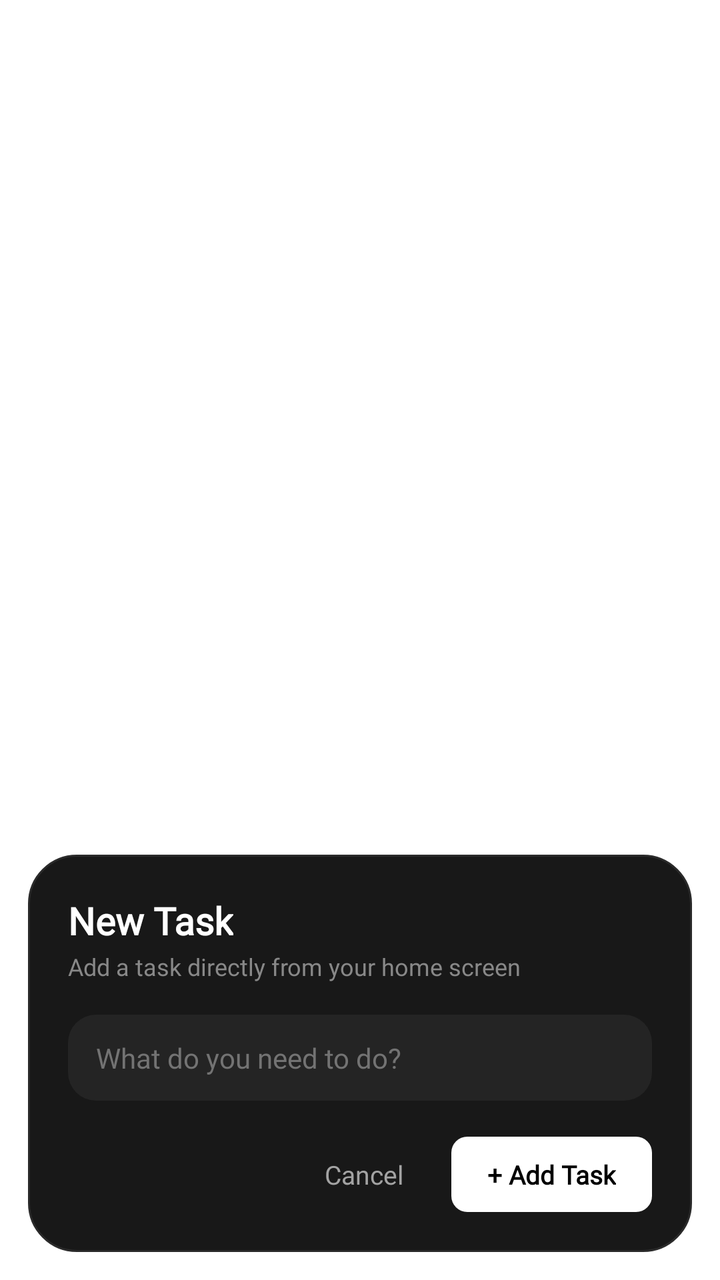
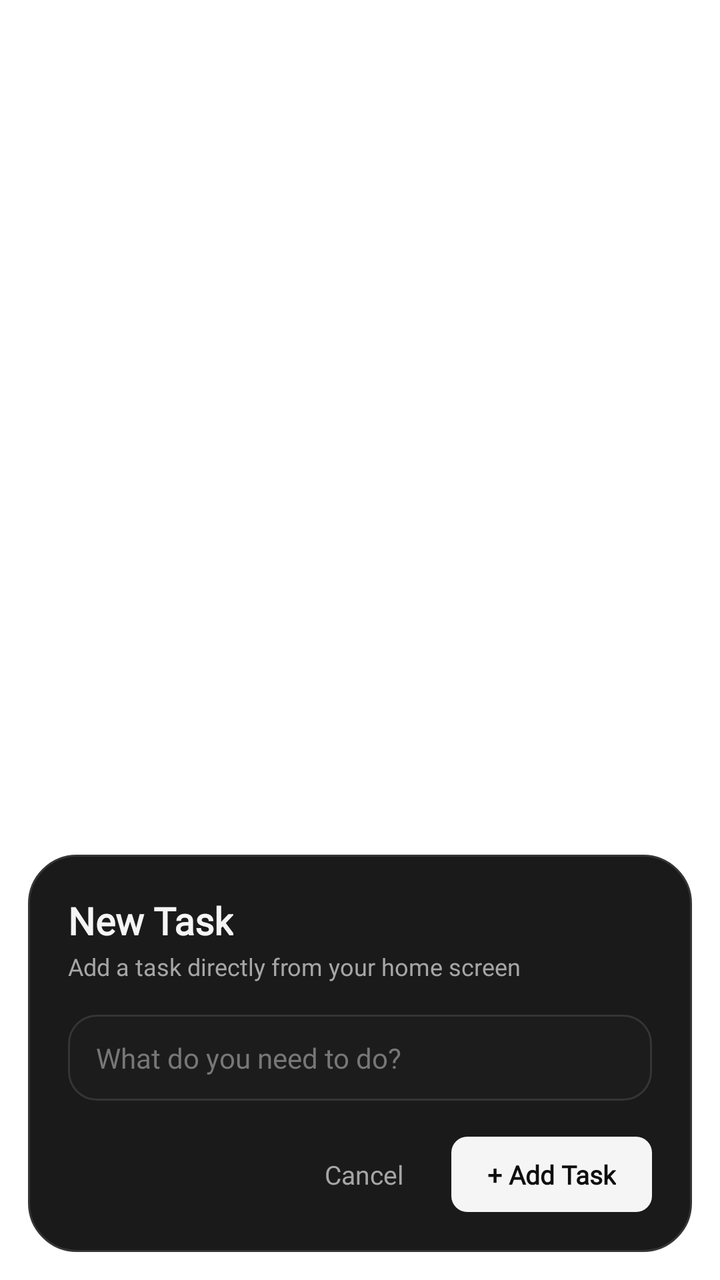

Two renders of the same Android screen: before a commit and after it. Below are the layout's source before the change and the commit's diff.
<!-- AndroidManifest.xml: activity theme Theme.QuickAddDialog -->
<!-- res/layout/activity_quick_add.xml -->
<?xml version="1.0" encoding="utf-8"?>
<FrameLayout xmlns:android="http://schemas.android.com/apk/res/android"
    android:id="@+id/quick_add_root"
    android:layout_width="match_parent"
    android:layout_height="match_parent"
    android:fitsSystemWindows="true">

    <LinearLayout
        android:id="@+id/quick_add_card"
        android:layout_width="match_parent"
        android:layout_height="wrap_content"
        android:layout_gravity="bottom"
        android:layout_marginStart="14dp"
        android:layout_marginEnd="14dp"
        android:layout_marginBottom="14dp"
        android:background="@drawable/quick_add_card_bg"
        android:clickable="true"
        android:focusable="true"
        android:orientation="vertical"
        android:padding="20dp">

        <TextView
            android:id="@+id/quick_add_title"
            android:layout_width="wrap_content"
            android:layout_height="wrap_content"
            android:fontFamily="@font/sniglet"
            android:text="New Task"
            android:textColor="#FFFFFF"
            android:textSize="19sp"
            android:textStyle="bold" />

        <TextView
            android:id="@+id/quick_add_subtitle"
            android:layout_width="wrap_content"
            android:layout_height="wrap_content"
            android:layout_marginTop="2dp"
            android:fontFamily="@font/sniglet"
            android:text="Add a task directly from your home screen"
            android:textColor="#888888"
            android:textSize="12sp" />

        <EditText
            android:id="@+id/quick_add_input"
            android:layout_width="match_parent"
            android:layout_height="wrap_content"
            android:layout_marginTop="16dp"
            android:background="@drawable/quick_add_input_bg"
            android:fontFamily="@font/sniglet"
            android:hint="What do you need to do?"
            android:textColorHint="#737373"
            android:imeOptions="actionDone"
            android:inputType="textCapSentences"
            android:maxLines="3"
            android:paddingStart="14dp"
            android:paddingTop="12dp"
            android:paddingEnd="14dp"
            android:paddingBottom="12dp"
            android:textColor="#FFFFFF"
            android:textCursorDrawable="@null"
            android:textSize="14sp" />

        <LinearLayout
            android:layout_width="match_parent"
            android:layout_height="wrap_content"
            android:layout_marginTop="18dp"
            android:gravity="end|center_vertical"
            android:orientation="horizontal">

            <TextView
                android:id="@+id/quick_add_btn_cancel"
                android:layout_width="wrap_content"
                android:layout_height="wrap_content"
                android:fontFamily="@font/sniglet"
                android:paddingStart="16dp"
                android:paddingTop="10dp"
                android:paddingEnd="16dp"
                android:paddingBottom="10dp"
                android:text="Cancel"
                android:textColor="#A3A3A3"
                android:textSize="13sp" />

            <TextView
                android:id="@+id/quick_add_btn_submit"
                android:layout_width="wrap_content"
                android:layout_height="wrap_content"
                android:layout_marginStart="8dp"
                android:background="@drawable/widget_button_bg"
                android:fontFamily="@font/sniglet"
                android:paddingStart="18dp"
                android:paddingTop="10dp"
                android:paddingEnd="18dp"
                android:paddingBottom="10dp"
                android:text="+ Add Task"
                android:textColor="#000000"
                android:textSize="13sp"
                android:textStyle="bold" />
        </LinearLayout>

    </LinearLayout>

</FrameLayout>
<!-- resources referenced by this layout -->
<resources>
  <!-- drawable quick_add_card_bg (drawable) -->
  <?xml version="1.0" encoding="utf-8"?>
  <shape xmlns:android="http://schemas.android.com/apk/res/android">
      <solid android:color="#181818" />
      <corners android:radius="24dp" />
      <stroke android:width="1dp" android:color="#2A2A2A" />
  </shape>
  <!-- drawable quick_add_input_bg (drawable) -->
  <?xml version="1.0" encoding="utf-8"?>
  <shape xmlns:android="http://schemas.android.com/apk/res/android">
      <solid android:color="#242424" />
      <corners android:radius="14dp" />
  </shape>
  <!-- drawable widget_button_bg (drawable) -->
  <?xml version="1.0" encoding="utf-8"?>
  <shape xmlns:android="http://schemas.android.com/apk/res/android">
      <solid android:color="#FFFFFF" />
      <corners android:radius="8dp" />
  </shape>
  <style name="Theme.QuickAddDialog" parent="@android:style/Theme.DeviceDefault.NoActionBar">
          <item name="android:windowBackground">@android:color/transparent</item>
          <item name="android:windowNoTitle">true</item>
          <item name="android:windowIsFloating">false</item>
          <item name="android:windowIsTranslucent">true</item>
          <item name="android:backgroundDimEnabled">true</item>
          <item name="android:backgroundDimAmount">0.55</item>
      </style>
</resources>

<!-- the commit's change to res/layout/activity_quick_add.xml (unified diff, before → after) -->
@@ -25,7 +25,7 @@
             android:layout_height="wrap_content"
             android:fontFamily="@font/sniglet"
             android:text="New Task"
-            android:textColor="#FFFFFF"
+            android:textColor="#F5F5F5"
             android:textSize="19sp"
             android:textStyle="bold" />
 
@@ -36,7 +36,7 @@
             android:layout_marginTop="2dp"
             android:fontFamily="@font/sniglet"
             android:text="Add a task directly from your home screen"
-            android:textColor="#888888"
+            android:textColor="#A6A6A6"
             android:textSize="12sp" />
 
         <EditText
@@ -47,7 +47,7 @@
             android:background="@drawable/quick_add_input_bg"
             android:fontFamily="@font/sniglet"
             android:hint="What do you need to do?"
-            android:textColorHint="#737373"
+            android:textColorHint="#777777"
             android:imeOptions="actionDone"
             android:inputType="textCapSentences"
             android:maxLines="3"
@@ -55,7 +55,7 @@
             android:paddingTop="12dp"
             android:paddingEnd="14dp"
             android:paddingBottom="12dp"
-            android:textColor="#FFFFFF"
+            android:textColor="#F5F5F5"
             android:textCursorDrawable="@null"
             android:textSize="14sp" />
 
@@ -76,7 +76,7 @@
                 android:paddingEnd="16dp"
                 android:paddingBottom="10dp"
                 android:text="Cancel"
-                android:textColor="#A3A3A3"
+                android:textColor="#A6A6A6"
                 android:textSize="13sp" />
 
             <TextView
@@ -91,7 +91,7 @@
                 android:paddingEnd="18dp"
                 android:paddingBottom="10dp"
                 android:text="+ Add Task"
-                android:textColor="#000000"
+                android:textColor="#0E0E0E"
                 android:textSize="13sp"
                 android:textStyle="bold" />
         </LinearLayout>
<!-- resource entries referenced after the edit -->
@@ -3,20 +3,21 @@
   <!-- drawable quick_add_card_bg (drawable) -->
   <?xml version="1.0" encoding="utf-8"?>
   <shape xmlns:android="http://schemas.android.com/apk/res/android">
-      <solid android:color="#181818" />
+      <solid android:color="#1A1A1A" />
       <corners android:radius="24dp" />
-      <stroke android:width="1dp" android:color="#2A2A2A" />
+      <stroke android:width="1dp" android:color="#353535" />
   </shape>
   <!-- drawable quick_add_input_bg (drawable) -->
   <?xml version="1.0" encoding="utf-8"?>
   <shape xmlns:android="http://schemas.android.com/apk/res/android">
-      <solid android:color="#242424" />
+      <solid android:color="#1C1C1C" />
       <corners android:radius="14dp" />
+      <stroke android:width="1dp" android:color="#353535" />
   </shape>
   <!-- drawable widget_button_bg (drawable) -->
   <?xml version="1.0" encoding="utf-8"?>
   <shape xmlns:android="http://schemas.android.com/apk/res/android">
-      <solid android:color="#FFFFFF" />
+      <solid android:color="#F5F5F5" />
       <corners android:radius="8dp" />
   </shape>
   <style name="Theme.QuickAddDialog" parent="@android:style/Theme.DeviceDefault.NoActionBar">
